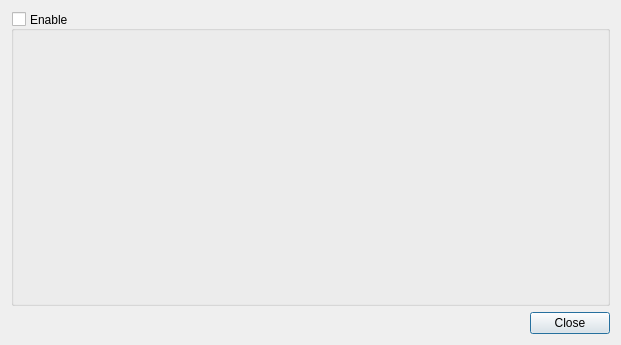
First picture: the form in ui/src/audiotriggerfactory.ui, repository mcallegari/qlcplus, before the edit.
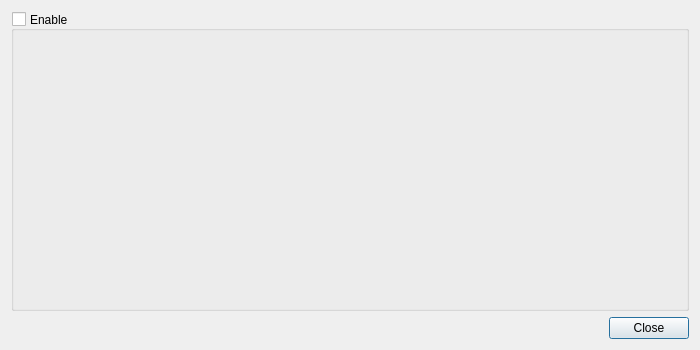
Second picture: the form after the edit.

Commit message:
Compressed Scene Editor icons to save screen vertical space
Hide Chaser Editor in Show Manager when changing Show
Enlarged Audio Trigger Factory a bit

```diff
--- a/ui/src/audiotriggerfactory.ui
+++ b/ui/src/audiotriggerfactory.ui
@@ -6,8 +6,8 @@
    <rect>
     <x>0</x>
     <y>0</y>
-    <width>621</width>
-    <height>345</height>
+    <width>700</width>
+    <height>350</height>
    </rect>
   </property>
   <property name="windowTitle">
```
The commit also changes 2 other files.
